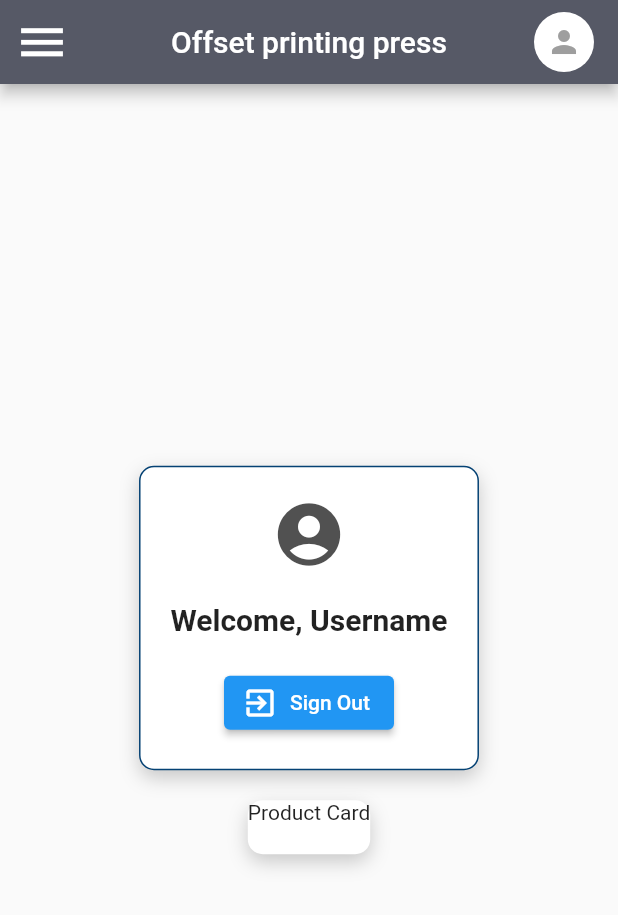
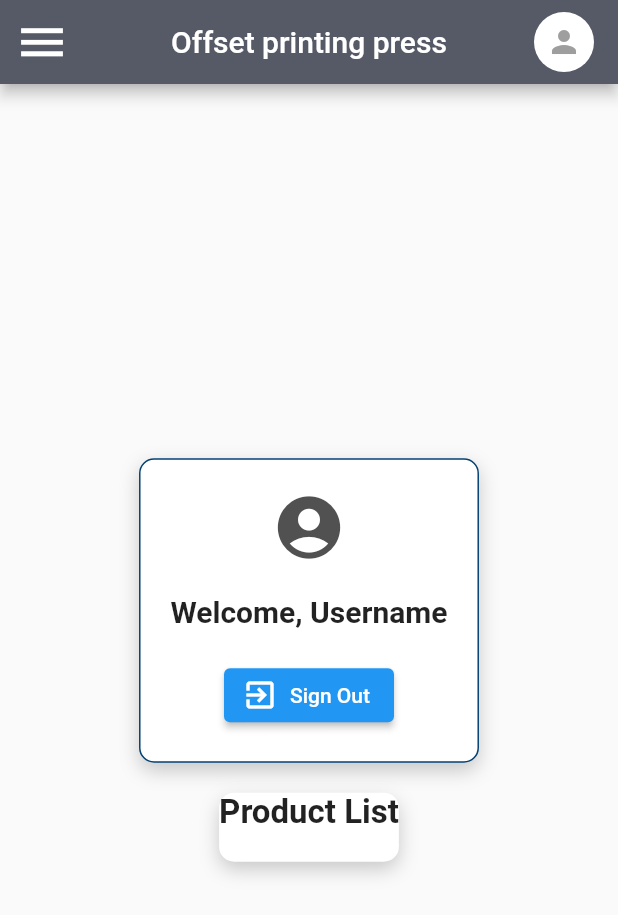
Before and after one commit to aagneye-syam/flutter_management_app, a Flutter app: the screen it shows after launch, on a phone screen of 412 x 824 dp. Shown: the top 915 px of the screen. Run offline on Flutter 3.47's test engine with Material 2 defaults, Android fonts, the phone set to English and light mode, and no system bars.

Commit message:
Styled Product List font

```diff
--- a/lib/main.dart
+++ b/lib/main.dart
@@ -125,7 +125,10 @@ class ProductListCard extends StatelessWidget {
         mainAxisSize: MainAxisSize.min,
         crossAxisAlignment: CrossAxisAlignment.start,
         children: [
-          Text('Product Card'),
+          Text(
+            'Product List',
+            style: TextStyle(fontSize: 22, fontWeight: FontWeight.bold),
+          ),
           SizedBox(
             height: 20,
           )
```
